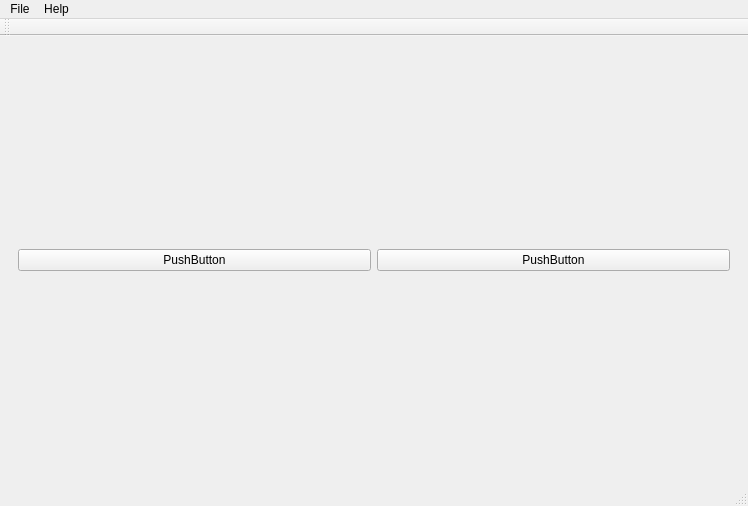
Before: the Qt Designer form layout.ui in SherifHamdy23/Expedia_Cpp, drawn with Qt 5.
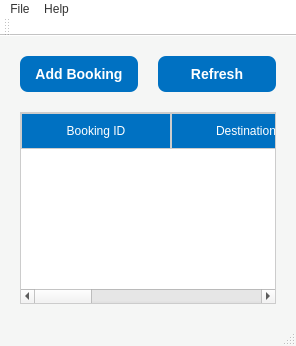
After: the same form once the commit is applied.

What changed in the file:
```diff
--- a/layout.ui
+++ b/layout.ui
@@ -2,74 +2,117 @@
 <ui version="4.0">
  <class>Layout</class>
  <widget class="QMainWindow" name="Layout">
-  <property name="windowModality">
-   <enum>Qt::WindowModality::ApplicationModal</enum>
-  </property>
-  <property name="geometry">
-   <rect>
-    <x>0</x>
-    <y>0</y>
-    <width>748</width>
-    <height>506</height>
-   </rect>
-  </property>
-  <property name="sizePolicy">
-   <sizepolicy hsizetype="Expanding" vsizetype="Expanding">
-    <horstretch>0</horstretch>
-    <verstretch>0</verstretch>
-   </sizepolicy>
-  </property>
   <property name="windowTitle">
-   <string>My Qt App</string>
+   <string>Expedia - Dashboard</string>
+  </property>
+  <property name="styleSheet">
+   <string>
+    QMainWindow { background-color: #F5F6F5; }
+    QTableWidget { 
+      border: 1px solid #CCCCCC; 
+      background-color: #FFFFFF; 
+      alternate-background-color: #E8ECEF; 
+      font-size: 14px; 
+    }
+    QTableWidget::item { padding: 8px; }
+    QHeaderView::section { 
+      background-color: #0071C2; 
+      color: #FFFFFF; 
+      padding: 8px; 
+      border: 1px solid #CCCCCC; 
+    }
+    QPushButton { 
+      background-color: #0071C2; 
+      color: #FFFFFF; 
+      border-radius: 8px; 
+      padding: 10px; 
+      font-size: 14px; 
+      font-weight: bold; 
+    }
+    QPushButton:hover { background-color: #005BB5; }
+    QMenuBar { background-color: #FFFFFF; color: #333333; }
+    QMenuBar::item:selected { background-color: #0071C2; color: #FFFFFF; }
+    QToolBar { background-color: #FFFFFF; }
+   </string>
   </property>
   <widget class="QWidget" name="centralwidget">
-   <layout class="QHBoxLayout" name="horizontalLayout">
-    <property name="sizeConstraint">
-     <enum>QLayout::SizeConstraint::SetMaximumSize</enum>
+   <layout class="QVBoxLayout" name="verticalLayout">
+    <property name="spacing">
+     <number>20</number>
     </property>
-    <item>
-     <widget class="QWidget" name="mainContent" native="true">
-      <property name="sizePolicy">
-       <sizepolicy hsizetype="Expanding" vsizetype="Preferred">
-        <horstretch>0</horstretch>
-        <verstretch>0</verstretch>
-       </sizepolicy>
-      </property>
-      <layout class="QHBoxLayout" name="horizontalLayout_3">
+    <property name="margin">
+     <number>20</number>
+    </property>
        <item>
-        <layout class="QHBoxLayout" name="horizontalLayout_2" stretch="1,1">
-         <property name="sizeConstraint">
-          <enum>QLayout::SizeConstraint::SetMaximumSize</enum>
-         </property>
+     <layout class="QHBoxLayout" name="horizontalLayout_2">
          <item>
           <widget class="QPushButton" name="pushButton_2">
            <property name="sizePolicy">
-            <sizepolicy hsizetype="Expanding" vsizetype="Fixed">
+         <sizepolicy hsizetype="Preferred" vsizetype="Fixed">
              <horstretch>0</horstretch>
              <verstretch>0</verstretch>
             </sizepolicy>
            </property>
            <property name="text">
-            <string>PushButton</string>
+         <string>Add Booking</string>
            </property>
           </widget>
          </item>
          <item>
           <widget class="QPushButton" name="pushButton">
            <property name="sizePolicy">
-            <sizepolicy hsizetype="Expanding" vsizetype="Fixed">
+         <sizepolicy hsizetype="Preferred" vsizetype="Fixed">
              <horstretch>0</horstretch>
              <verstretch>0</verstretch>
             </sizepolicy>
            </property>
            <property name="text">
-            <string>PushButton</string>
+         <string>Refresh</string>
            </property>
           </widget>
          </item>
         </layout>
        </item>
-      </layout>
+    <item>
+     <widget class="QTableWidget" name="bookingTable">
+      <property name="sizePolicy">
+       <sizepolicy hsizetype="Expanding" vsizetype="Expanding">
+        <horstretch>0</horstretch>
+        <verstretch>0</verstretch>
+       </sizepolicy>
+      </property>
+      <property name="alternatingRowColors">
+       <bool>true</bool>
+      </property>
+      <property name="columnCount">
+       <number>4</number>
+      </property>
+      <property name="rowCount">
+       <number>0</number>
+      </property>
+      <attribute name="horizontalHeaderDefaultSectionSize">
+       <number>150</number>
+      </attribute>
+      <column>
+       <property name="text">
+        <string>Booking ID</string>
+       </property>
+      </column>
+      <column>
+       <property name="text">
+        <string>Destination</string>
+       </property>
+      </column>
+      <column>
+       <property name="text">
+        <string>Date</string>
+       </property>
+      </column>
+      <column>
+       <property name="text">
+        <string>Status</string>
+       </property>
+      </column>
      </widget>
     </item>
    </layout>
@@ -79,8 +122,8 @@
     <rect>
      <x>0</x>
      <y>0</y>
-     <width>748</width>
-     <height>25</height>
+     <width>0</width>
+     <height>0</height>
     </rect>
    </property>
    <widget class="QMenu" name="menuFile">
```
Lines whose indentation alone changed are shown as unchanged.
